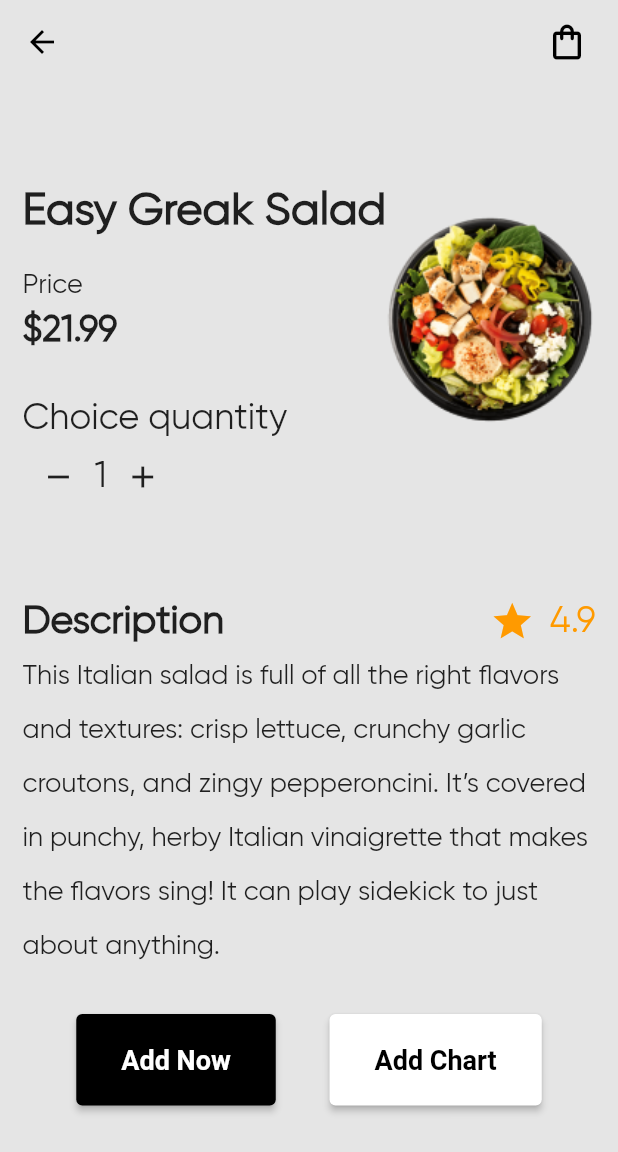
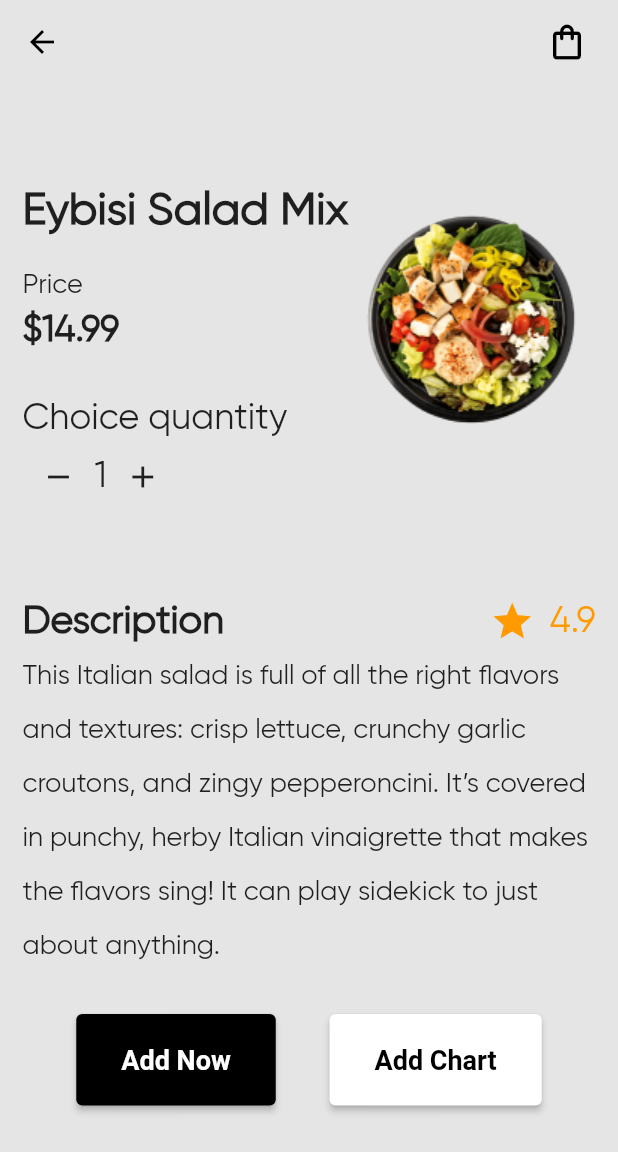
Before and after one commit to ImrulEmon/Food, a Flutter app: the screen it shows after launch, after a tap on "Eybisi Salad Mix", on a phone screen of 412 x 824 dp. Shown: the top 1152 px of the screen. Run offline on Flutter 3.47's test engine with Material 2 defaults, Android fonts, the phone set to English and light mode, and no system bars; our stand-ins replace flutter_svg.

Commit message:
Details page"

```diff
--- a/lib/screens/card_details.dart
+++ b/lib/screens/card_details.dart
@@ -4,14 +4,23 @@ import '../constants/colors.dart';
 class CardDetail extends StatefulWidget {
   final String titled;
   final String subtitled;
+  final String imaged;
   final double priced;
-  const CardDetail({this.titled, this.subtitled, this.priced});
+  const CardDetail({this.titled, this.subtitled, this.imaged, this.priced});
 
   @override
-  State<CardDetail> createState() => _CardDetailState();
+  State<CardDetail> createState() =>
+      _CardDetailState(titled, subtitled, imaged, priced);
 }
 
 class _CardDetailState extends State<CardDetail> {
+  final String titled;
+  final String subtitled;
+  final String imaged;
+  final double priced;
+
+  _CardDetailState(this.titled, this.subtitled, this.imaged, this.priced);
+
   int quantity = 1;
 
   void _addQuantity() {
@@ -68,7 +77,7 @@ class _CardDetailState extends State<CardDetail> {
                         height: 40.0,
                       ),
                       Text(
-                        'Easy Greak Salad',
+                        '$titled',
                         style: TextStyle(
                           fontSize: 30.0,
                           fontWeight: FontWeight.bold,
@@ -87,7 +96,7 @@ class _CardDetailState extends State<CardDetail> {
                         height: 5.0,
                       ),
                       Text(
-                        '\$21.99',
+                        '\$$priced',
                         style: TextStyle(
                           fontSize: 24.0,
                           fontWeight: FontWeight.bold,
@@ -125,7 +134,7 @@ class _CardDetailState extends State<CardDetail> {
                   Expanded(
                     child: Container(
                       width: double.infinity,
-                      child: Image.asset('assets/images/Eybisi.png'),
+                      child: Image.asset(imaged),
                     ),
                   )
                 ],
--- a/lib/screens/home.dart
+++ b/lib/screens/home.dart
@@ -43,7 +43,9 @@ class Home extends StatelessWidget {
           ],
         ),
       ),
-      body: Center(
+      body: SingleChildScrollView(
+        physics: BouncingScrollPhysics(),
+        child: Center(
           child: Column(
             children: [
               Container(
@@ -89,26 +91,31 @@ class Home extends StatelessWidget {
                       title: 'Eybisi Salad Mix',
                       subtitle: 'Mix vegetables inggridients',
                       price: 14.99,
+                      image: 'assets/images/Eybisi.png',
                     ),
                     FoodCard(
                       title: 'Easy Grek Salad',
                       subtitle: 'Loves and Lemon',
                       price: 21.99,
+                      image: 'assets/images/Greak.png',
                     ),
                     FoodCard(
                       title: 'Eybisi Salad Mix',
                       subtitle: 'Mix vegetables inggridients',
                       price: 14.99,
+                      image: 'assets/images/Eybisi.png',
                     ),
                     FoodCard(
                       title: 'Easy Grek Salad',
                       subtitle: 'Loves and Lemon',
                       price: 21.99,
+                      image: 'assets/images/Greak.png',
                     ),
                   ],
                 ),
               ),
             ],
+          ),
         ),
       ),
       bottomNavigationBar: Container(
--- a/lib/widgets/food_card.dart
+++ b/lib/widgets/food_card.dart
@@ -4,9 +4,10 @@ import 'package:food/screens/card_details.dart';
 class FoodCard extends StatefulWidget {
   final String title;
   final String subtitle;
+  final String image;
   final double price;
 
-  const FoodCard({Key key, this.title, this.subtitle, this.price})
+  const FoodCard({Key key, this.title, this.subtitle, this.image, this.price})
       : super(key: key);
 
   @override
@@ -23,6 +24,8 @@ class _FoodCardState extends State<FoodCard> {
           MaterialPageRoute(
             builder: (context) => CardDetail(
               titled: widget.title,
+              priced: widget.price,
+              imaged: widget.image,
             ),
           ),
         );
@@ -63,7 +66,7 @@ class _FoodCardState extends State<FoodCard> {
                 child: Container(
                   alignment: Alignment.center,
                   child: Image.asset(
-                    'assets/images/Eybisi.png',
+                    widget.image,
                     // height: 150,
 
                     fit: BoxFit.cover,
```
Also changed, not shown: assets/images/Greak.png (added). Lines whose indentation alone changed are shown as unchanged.
